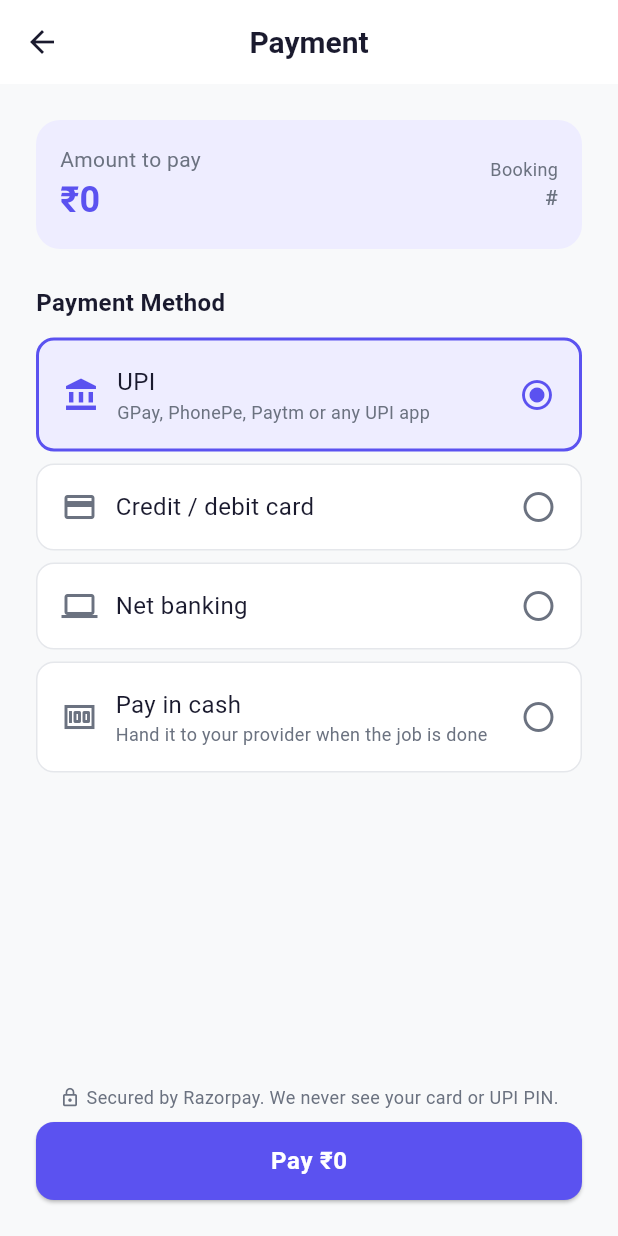
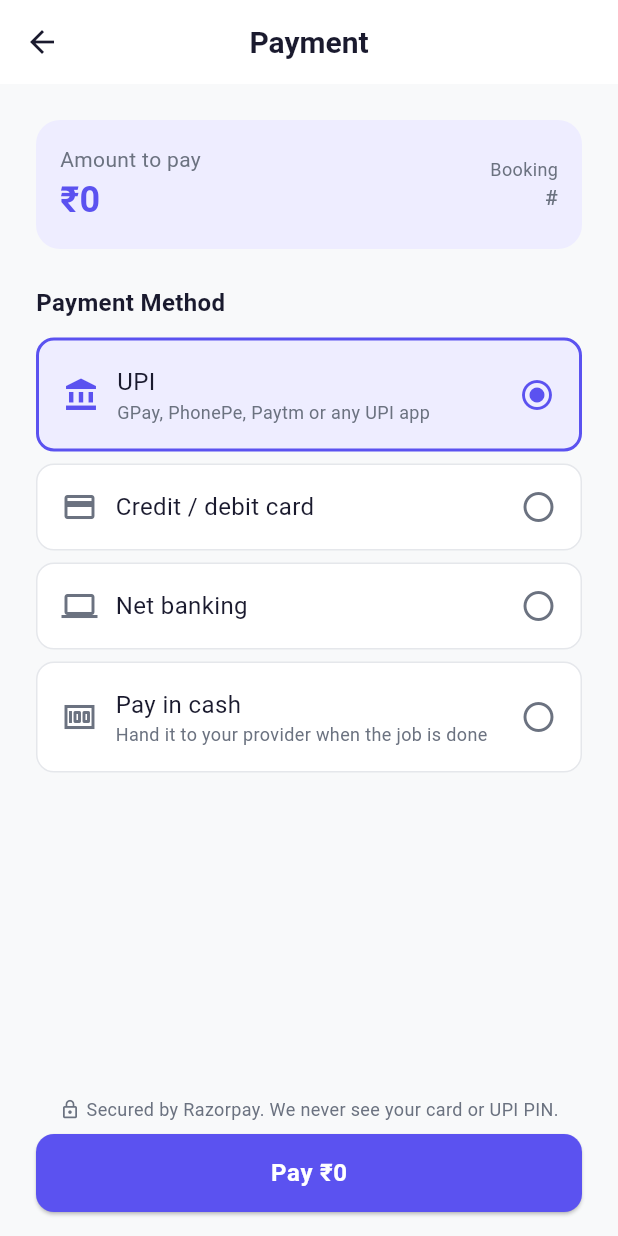
Before and after one commit to alakh8653/AlakhService, a Flutter app: the PaymentPage screen opened directly with empty values, on a phone screen of 412 x 824 dp. Run offline on Flutter 3.47's test engine with Material 3 defaults, Android fonts, the phone set to English and light mode, and no system bars; our stand-ins replace connectivity_plus, dartz, dio, equatable, flutter_bloc, flutter_secure_storage and 5 more; missing offline and left inert: encrypt, razorpay_flutter; accounts and stored records are empty; Roboto replaces fonts that are missing (Poppins).

Commit message:
fix(mobile): layouts hold up on a 360 dp phone with 130% text
- Payment: the page scrolls and the Pay button sits in a bottom bar; with
  large text the method list squeezed the column and overflowed.
- Bookings: a long status label wraps instead of pushing the card past the
  screen edge.
- Service details: facts (duration, reviews) wrap instead of overflowing.
- New regression test renders the booking form, bookings list, service
  details and card, payment and forgot password at 360 x 640 with 1.3x text.

Co-Authored-By: Claude Opus 5.5 <noreply@anthropic.com>
Claude-Session: https://claude.ai/code/session_01GJFERNMU4BnRseq4wD3ZF9

```diff
--- a/apps/mobile_app/lib/features/payment/presentation/pages/payment_page.dart
+++ b/apps/mobile_app/lib/features/payment/presentation/pages/payment_page.dart
@@ -52,7 +52,8 @@ class _PaymentPageState extends State<PaymentPage> {
     _PaymentMethod(id: 'upi', label: 'UPI', icon: Icons.account_balance, hint: 'GPay, PhonePe, Paytm or any UPI app'),
     _PaymentMethod(id: 'card', label: 'Credit / debit card', icon: Icons.credit_card),
     _PaymentMethod(id: 'netbanking', label: 'Net banking', icon: Icons.computer),
-    _PaymentMethod(id: 'cash', label: 'Pay in cash', icon: Icons.money, hint: 'Hand it to your provider when the job is done'),
+    _PaymentMethod(
+        id: 'cash', label: 'Pay in cash', icon: Icons.money, hint: 'Hand it to your provider when the job is done'),
   ];
 
   void _showMessage(String message, {bool error = true}) {
@@ -112,7 +113,11 @@ class _PaymentPageState extends State<PaymentPage> {
       context: context,
       barrierDismissible: false,
       builder: (dialogContext) => AlertDialog(
-        title: Text(completed ? 'Payment successful' : _selectedMethod == 'cash' ? 'Cash payment noted' : 'Payment recorded'),
+        title: Text(completed
+            ? 'Payment successful'
+            : _selectedMethod == 'cash'
+                ? 'Cash payment noted'
+                : 'Payment recorded'),
         content: Column(
           mainAxisSize: MainAxisSize.min,
           children: [
@@ -142,20 +147,51 @@ class _PaymentPageState extends State<PaymentPage> {
   Widget build(BuildContext context) {
     return Scaffold(
       appBar: AppBar(title: const Text('Payment')),
-      body: Padding(
+      // Everything scrolls, and the Pay button stays at the bottom: on a small phone with large
+      // text the methods no longer squeeze the button off screen.
+      bottomNavigationBar: SafeArea(
+        top: false,
+        child: Padding(
+          padding: const EdgeInsets.fromLTRB(24, 8, 24, 16),
+          child: Column(
+            mainAxisSize: MainAxisSize.min,
+            children: [
+              if (_selectedMethod != 'cash')
+                const Padding(
+                  padding: EdgeInsets.only(bottom: 8),
+                  child: Row(
+                    mainAxisAlignment: MainAxisAlignment.center,
+                    children: [
+                      Icon(Icons.lock_outline, size: 14, color: AppColors.textSecondary),
+                      SizedBox(width: 4),
+                      Flexible(
+                          child: Text('Secured by Razorpay. We never see your card or UPI PIN.',
+                              style: AppTextStyles.caption)),
+                    ],
+                  ),
+                ),
+              CustomButton(
+                label: _selectedMethod == 'cash'
+                    ? "I'll pay ${rupees(widget.amount)} in cash"
+                    : 'Pay ${rupees(widget.amount)}',
+                onPressed: _isProcessing ? null : _onPay,
+                isLoading: _isProcessing,
+              ),
+            ],
+          ),
+        ),
+      ),
+      body: ListView(
         padding: const EdgeInsets.all(24),
-        child: Column(
-          crossAxisAlignment: CrossAxisAlignment.start,
         children: [
           _AmountSummaryCard(amount: widget.amount, reference: _reference, serviceName: widget.serviceName),
           const SizedBox(height: 24),
-            const Text('Payment Method', style: AppTextStyles.subtitle1),
+          Semantics(header: true, child: const Text('Payment Method', style: AppTextStyles.subtitle1)),
           const SizedBox(height: 12),
-            Expanded(
-              child: ListView.separated(
-                itemCount: _methods.length,
-                separatorBuilder: (_, __) => const SizedBox(height: 8),
-                itemBuilder: (context, index) {
+          for (var index = 0; index < _methods.length; index++)
+            Padding(
+              padding: const EdgeInsets.only(bottom: 8),
+              child: Builder(builder: (context) {
                 final method = _methods[index];
                 final isSelected = _selectedMethod == method.id;
                 return Semantics(
@@ -200,29 +236,9 @@ class _PaymentPageState extends State<PaymentPage> {
                     ),
                   ),
                 );
-                },
-              ),
-            ),
-            const SizedBox(height: 16),
-            if (_selectedMethod != 'cash')
-              const Padding(
-                padding: EdgeInsets.only(bottom: 8),
-                child: Row(
-                  mainAxisAlignment: MainAxisAlignment.center,
-                  children: [
-                    Icon(Icons.lock_outline, size: 14, color: AppColors.textSecondary),
-                    SizedBox(width: 4),
-                    Flexible(child: Text('Secured by Razorpay. We never see your card or UPI PIN.', style: AppTextStyles.caption)),
-                  ],
-                ),
-              ),
-            CustomButton(
-              label: _selectedMethod == 'cash' ? "I'll pay ${rupees(widget.amount)} in cash" : 'Pay ${rupees(widget.amount)}',
-              onPressed: _isProcessing ? null : _onPay,
-              isLoading: _isProcessing,
+              }),
             ),
         ],
-        ),
       ),
     );
   }
@@ -250,7 +266,8 @@ class _AmountSummaryCard extends StatelessWidget {
             child: Column(
               crossAxisAlignment: CrossAxisAlignment.start,
               children: [
-                Text(serviceName ?? 'Amount to pay', style: AppTextStyles.body2, maxLines: 2, overflow: TextOverflow.ellipsis),
+                Text(serviceName ?? 'Amount to pay',
+                    style: AppTextStyles.body2, maxLines: 2, overflow: TextOverflow.ellipsis),
                 Text(
                   rupees(amount),
                   style: AppTextStyles.heading2.copyWith(color: AppColors.primary),
--- a/apps/mobile_app/lib/features/services/presentation/pages/service_detail_page.dart
+++ b/apps/mobile_app/lib/features/services/presentation/pages/service_detail_page.dart
@@ -276,7 +276,7 @@ class _Fact extends StatelessWidget {
         children: [
           Icon(icon, size: 16, color: iconColor),
           const SizedBox(width: 4),
-          Text(text, style: AppTextStyles.caption),
+          Flexible(child: Text(text, style: AppTextStyles.caption)),
         ],
       );
 }
```
Also changed, not shown: apps/mobile_app/lib/features/booking/presentation/pages/booking_history_page.dart (+7 -2 lines), 1 other file. Lines whose indentation alone changed are shown as unchanged.
